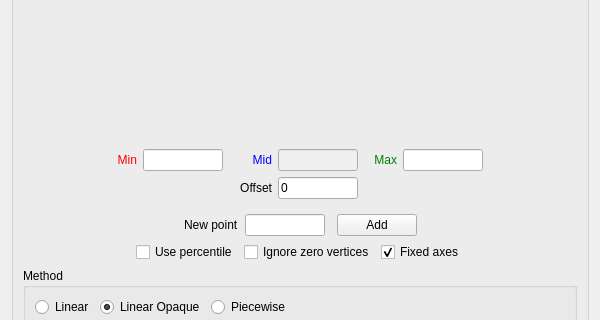
freesurfer/freesurfer, file freeview/WindowConfigureOverlay.ui: the form before one commit; both pictures show x 0 to 600 and y 491 to 811 of the 600 by 942 pixel window.
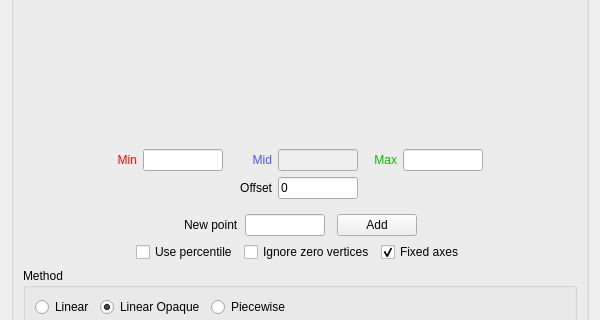
The form after the commit. Custom widgets are drawn as their Qt base class.

Commit message: Fixed a few color issues in dark mode under macOS

```diff
--- a/freeview/WindowConfigureOverlay.ui
+++ b/freeview/WindowConfigureOverlay.ui
@@ -539,7 +539,7 @@
             <bool>false</bool>
            </property>
            <property name="styleSheet">
-            <string notr="true">color:blue;</string>
+            <string notr="true">color:rgb(80,80,255)</string>
            </property>
            <property name="text">
             <string>Mid</string>
@@ -584,7 +584,7 @@
          <item row="0" column="7">
           <widget class="QLabel" name="labelMax">
            <property name="styleSheet">
-            <string notr="true">color:green;</string>
+            <string notr="true">color:rgb(0,190,0);</string>
            </property>
            <property name="text">
             <string>Max</string>
```
Left out of the diff: 6 changed lines with no effect on the pictures. The commit also changes 1 other file.
